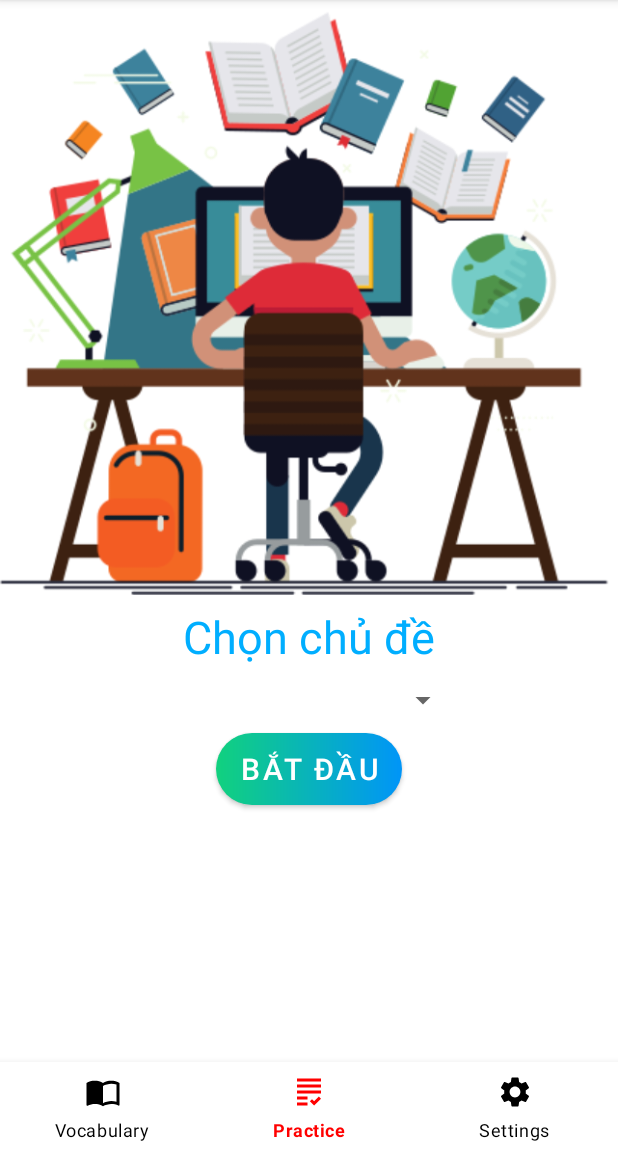
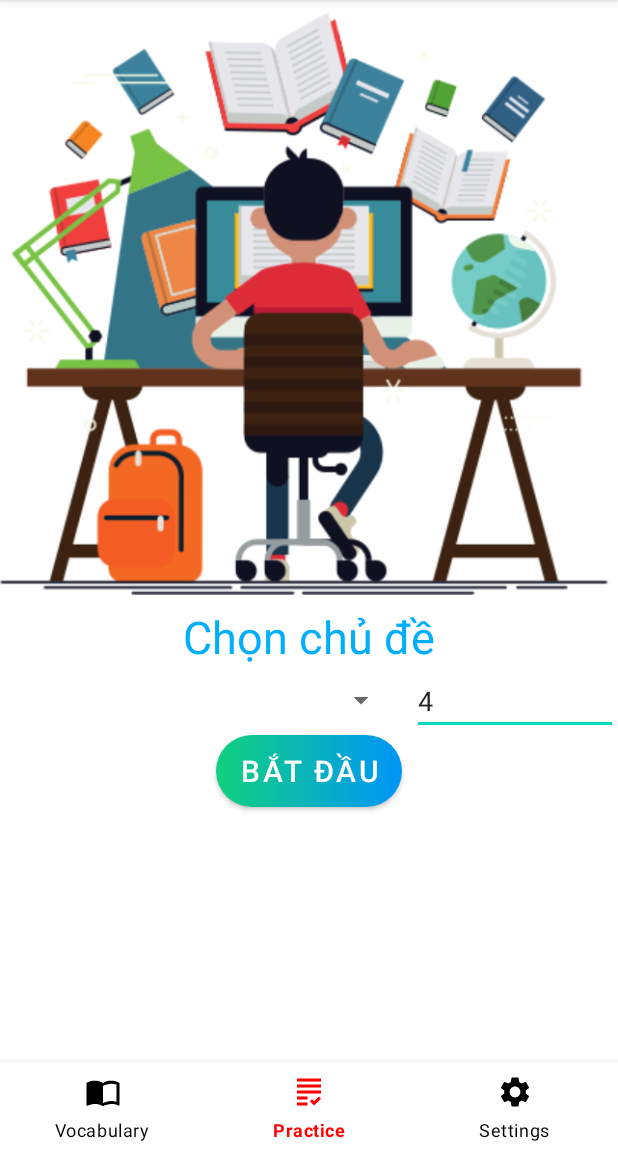
Before and after one commit to nxlam/EnglishAppAndroid, an Android app: the screen it shows after launch (MainActivity), item 2 of the bottom bar chosen, on a phone screen of 412 x 824 dp, the part 84-1236 px from its top. Run offline under Robolectric (Android 15) with nearby library versions, the phone set to English and light mode, and no system bars.

Commit message:
Second Commit

```diff
--- a/app/src/main/java/com/example/englishapp/UpDelActivity.java
+++ b/app/src/main/java/com/example/englishapp/UpDelActivity.java
@@ -80,7 +80,6 @@ public class UpDelActivity extends AppCompatActivity {
         eVietsub.setText(vocabulary.getVietsub());
     }
 
-    //choose image
     void imageChooser() {
         Toast.makeText(getApplicationContext(), "Chọn ảnh nhỏ hơn 80KB", Toast.LENGTH_SHORT).show();
         Intent gallery = new Intent(Intent.ACTION_PICK, MediaStore.Images.Media.INTERNAL_CONTENT_URI);
@@ -102,7 +101,6 @@ public class UpDelActivity extends AppCompatActivity {
         }
     }
 
-    //convert to save
     private byte[] imageViewToByte(){
         Bitmap bitmap = ((BitmapDrawable) imgDemo.getDrawable()).getBitmap();
         ByteArrayOutputStream stream = new ByteArrayOutputStream();
--- a/app/src/main/java/com/example/englishapp/quiz/QuizActivity.java
+++ b/app/src/main/java/com/example/englishapp/quiz/QuizActivity.java
@@ -48,7 +48,7 @@ public class QuizActivity extends AppCompatActivity {
         helper = new VocabularySQLHelper(QuizActivity.this);
         list = helper.getAll(categoryID);
         Collections.shuffle(list);
-        total = list.size();
+        total = getIntent().getIntExtra("total", list.size());
         answered = 0;
         trueAnswer = 0;
         setContentView(R.layout.activity_quiz);
@@ -92,7 +92,7 @@ public class QuizActivity extends AppCompatActivity {
                 s += v.getEngsub();
                 s += ", ";
             }
-            Log.d("item", s);
+            Log.e("item", s);
             answered++;
             setQuestion(answeredSet);
         }
--- a/app/src/main/res/layout/fragment_grammar.xml
+++ b/app/src/main/res/layout/fragment_grammar.xml
@@ -19,12 +19,24 @@
         android:layout_height="wrap_content"
         android:text="Chọn chủ đề"
         android:textColor="#00AEFF"/>
-    <Spinner
-        android:id="@+id/spCategory"
-        android:layout_margin="10dp"
-        android:layout_gravity="center_horizontal"
-        android:layout_width="200dp"
-        android:layout_height="wrap_content"/>
+    <LinearLayout
+        android:weightSum="3"
+        android:layout_width="match_parent"
+        android:layout_height="wrap_content">
+        <Spinner
+            android:id="@+id/spCategory"
+            android:layout_margin="10dp"
+            android:layout_weight="1"
+            android:layout_width="match_parent"
+            android:layout_height="wrap_content"/>
+        <EditText
+            android:id="@+id/eTotal"
+            android:hint="Số câu hỏi"
+            android:text="4"
+            android:layout_weight="2"
+            android:layout_width="match_parent"
+            android:layout_height="wrap_content"/>
+    </LinearLayout>
     <Button
         android:id="@+id/btStartQuiz"
         android:text="Bắt đầu"
```
Also changed, not shown: app/src/main/java/com/example/englishapp/AddWordActivity.java (+18 -7 lines), app/src/main/java/com/example/englishapp/Controller/VocabularySQLHelper.java (+10 -0 lines), app/src/main/java/com/example/englishapp/fragments/GrammarFragment.java (+21 -13 lines).
